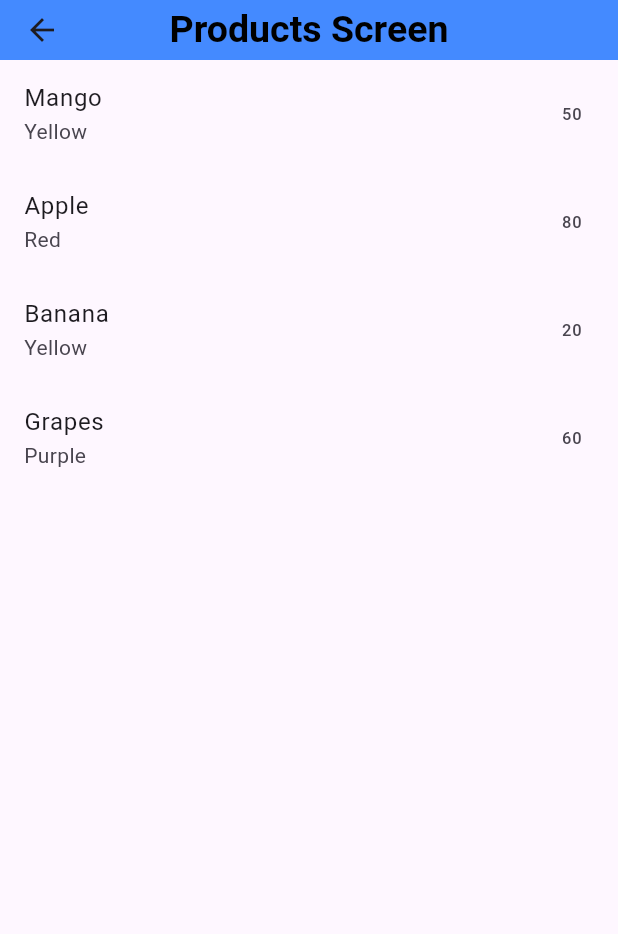
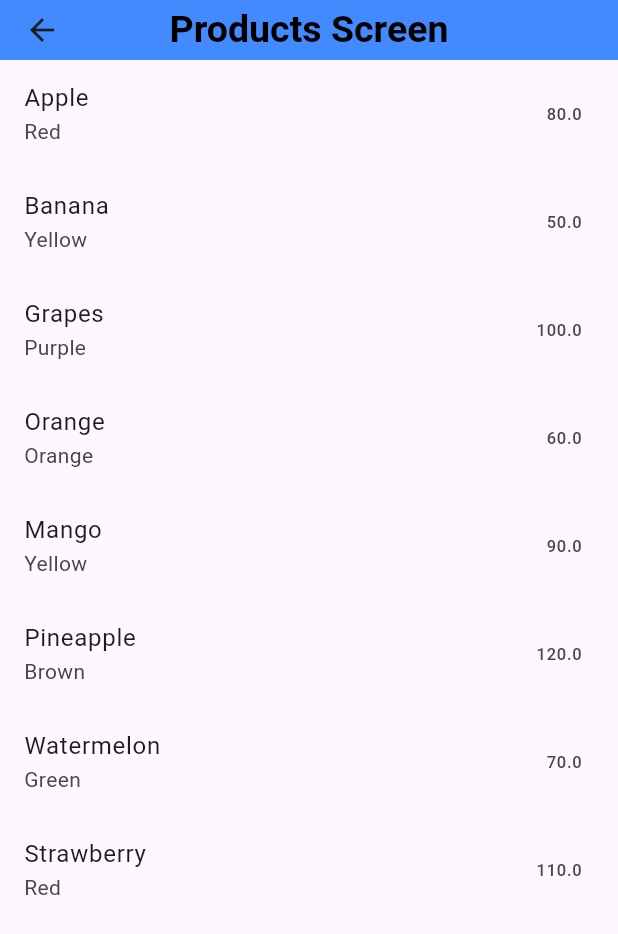
Before and after one commit to buildwithayush/learnemailauthenticaton, a Flutter app: the ProductsScreen screen opened directly, on a phone screen of 412 x 824 dp. Shown: the top 934 px of the screen. Run offline on Flutter 3.47's test engine with Material 3 defaults, Android fonts, the phone set to English and light mode, and no system bars; our stand-ins replace firebase_auth, firebase_core, google_sign_in, shared_preferences; accounts and stored records are empty.

Commit message:
Use of model class to show data

```diff
--- a/lib/controller/home_controller.dart
+++ b/lib/controller/home_controller.dart
@@ -1,24 +1,14 @@
+import 'package:fireauthenti/models/products_model.dart';
+
 class HomeController {
-  List<Map<String, dynamic>> products =[
-    {
-      'Name': 'Mango',
-      'Color': 'Yellow',
-      'Price': 50,
-    },
-    {
-      'Name': 'Apple',
-      'Color': 'Red',
-      'Price': 80,
-    },
-    {
-      'Name': 'Banana',
-      'Color': 'Yellow',
-      'Price': 20,
-    },
-    {
-      'Name': 'Grapes',
-      'Color': 'Purple',
-      'Price': 60,
-    },
+  List<ProductsModel> products =[
+    ProductsModel(name: 'Apple', color: 'Red', price: 80),
+    ProductsModel(name: 'Banana', color: 'Yellow', price: 50),
+    ProductsModel(name: 'Grapes', color: 'Purple', price: 100),
+    ProductsModel(name: 'Orange', color: 'Orange', price: 60),
+    ProductsModel(name: 'Mango', color: 'Yellow', price: 90),
+    ProductsModel(name: 'Pineapple', color: 'Brown', price: 120),
+    ProductsModel(name: 'Watermelon', color: 'Green', price: 70),
+    ProductsModel(name: 'Strawberry', color: 'Red', price: 110),
   ];
 }
--- /dev/null
+++ b/lib/models/products_model.dart
@@ -0,0 +1,7 @@
+class ProductsModel {
+  String name;
+  String color;
+  double price;
+
+  ProductsModel({required this.name, required this.color, required this.price});
+}
--- a/lib/screens/products_screen.dart
+++ b/lib/screens/products_screen.dart
@@ -11,7 +11,6 @@ class ProductsScreen extends StatefulWidget {
 class _ProductsScreenState extends State<ProductsScreen> {
   @override
   Widget build(BuildContext context) {
-
     HomeController controller = HomeController();
     return Scaffold(
       appBar: AppBar(
@@ -28,15 +27,14 @@ class _ProductsScreenState extends State<ProductsScreen> {
         ),
       ),
       body: ListView.builder(
-        itemCount: controller.products.length ,
-        itemBuilder: (context , index){
+        itemCount: controller.products.length,
+        itemBuilder: (context, index) {
           final product = controller.products[index];
           return ListTile(
-           title: Text(product['Name']),
-           subtitle: Text(product['Color']),
-           trailing: Text(product['Price'].toString()),
+            title: Text(product.name),
+            subtitle: Text(product.color),
+            trailing: Text(product.price.toString()),
           );
-
         },
       ),
     );
```
